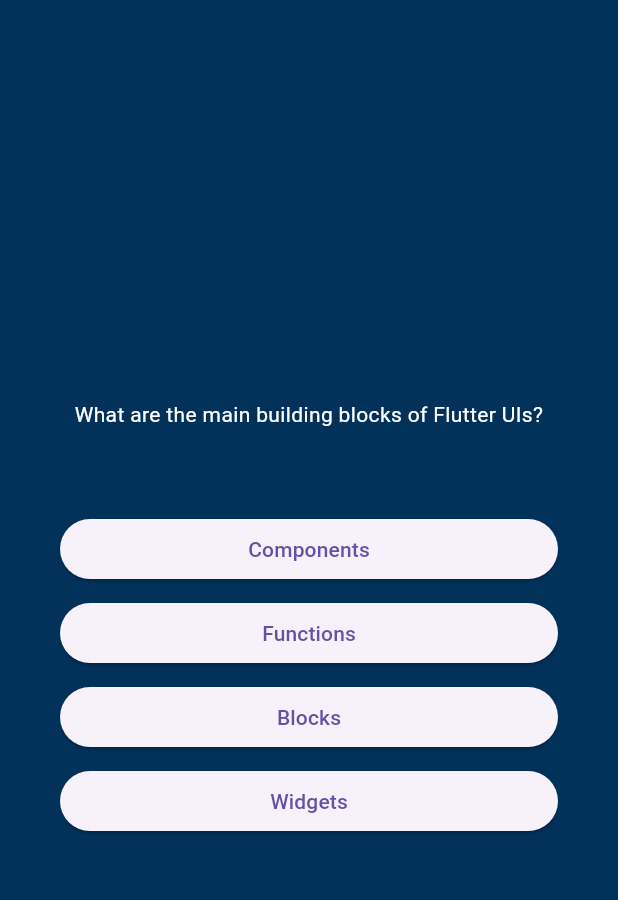
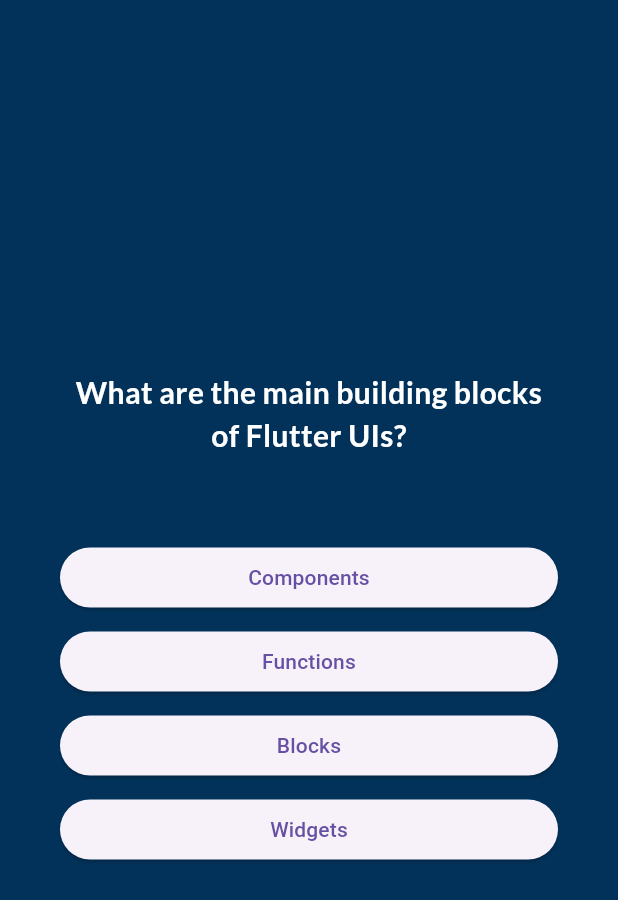
Before and after one commit to kaushalbundel/flutter-quiz-app, a Flutter app: the screen it shows after launch, after a tap on "Start Quiz", on a phone screen of 412 x 824 dp. Shown: the top 900 px of the screen. Run offline on Flutter 3.47's test engine with Material 3 defaults, Android fonts, the phone set to English and light mode, and no system bars; our stand-ins replace google_fonts.

Commit message:
google font package added

```diff
--- a/lib/answer_button.dart
+++ b/lib/answer_button.dart
@@ -19,7 +19,7 @@ class AnswerButton extends StatelessWidget {
         ),
       ),
       onPressed: onTap,
-      child: Text(answerText),
+      child: Text(answerText, textAlign: TextAlign.center),
     );
   }
 }
--- a/lib/questions_screen.dart
+++ b/lib/questions_screen.dart
@@ -1,6 +1,8 @@
 import 'package:flutter/material.dart';
 import 'package:adv_basic/answer_button.dart';
 import 'package:adv_basic/data/questions.dart';
+// font change using external package
+import 'package:google_fonts/google_fonts.dart';
 
 class QuestionsScreen extends StatefulWidget {
   const QuestionsScreen({super.key});
@@ -12,11 +14,18 @@ class QuestionsScreen extends StatefulWidget {
 }
 
 class _QuestionsScreen extends State<QuestionsScreen> {
-  // using the data that we have hardcoded
-  final currentQuestion = questions[0];
+  var currentQuestionIndex = 0;
+
+  void changeQuestionIndex() {
+    setState(() {
+      currentQuestionIndex += 1;
+    });
+  }
 
   @override
   Widget build(context) {
+    final currentQuestion = questions[currentQuestionIndex];
+
     return Container(
       margin: const EdgeInsets.all(40),
       child: Center(
@@ -27,12 +36,19 @@ class _QuestionsScreen extends State<QuestionsScreen> {
           children: [
             Text(
               currentQuestion.questions,
-              style: const TextStyle(color: Colors.white),
+              style: GoogleFonts.lato(
+                color: Colors.white,
+                fontWeight: FontWeight.bold,
+                fontSize: 20,
+              ),
               textAlign: TextAlign.center,
             ),
             const SizedBox(height: 40),
             ...currentQuestion.getShuffledList().map((answer) {
-              return AnswerButton(answerText: answer, onTap: () {});
+              return AnswerButton(
+                answerText: answer,
+                onTap: changeQuestionIndex,
+              );
             }),
           ],
         ),
--- a/pubspec.yaml
+++ b/pubspec.yaml
@@ -34,6 +34,7 @@ dependencies:
   # The following adds the Cupertino Icons font to your application.
   # Use with the CupertinoIcons class for iOS style icons.
   cupertino_icons: ^1.0.8
+  google_fonts: ^6.2.1
 
 dev_dependencies:
   flutter_test:
```
Also changed, not shown: pubspec.lock, 7 other files.
